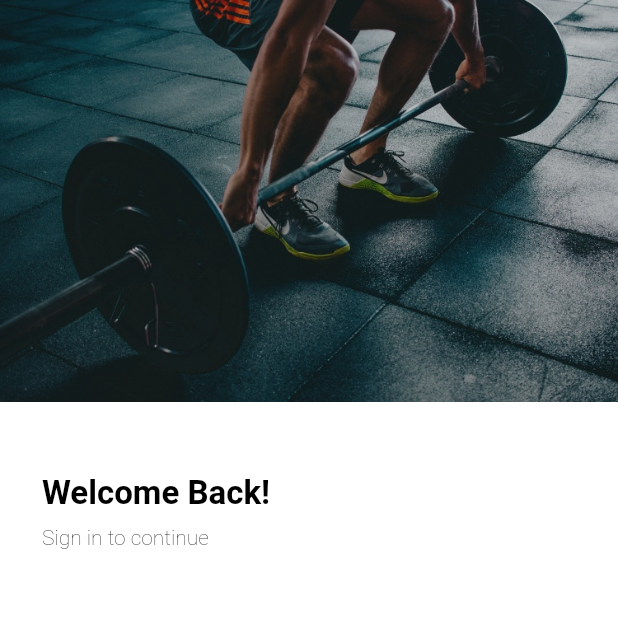
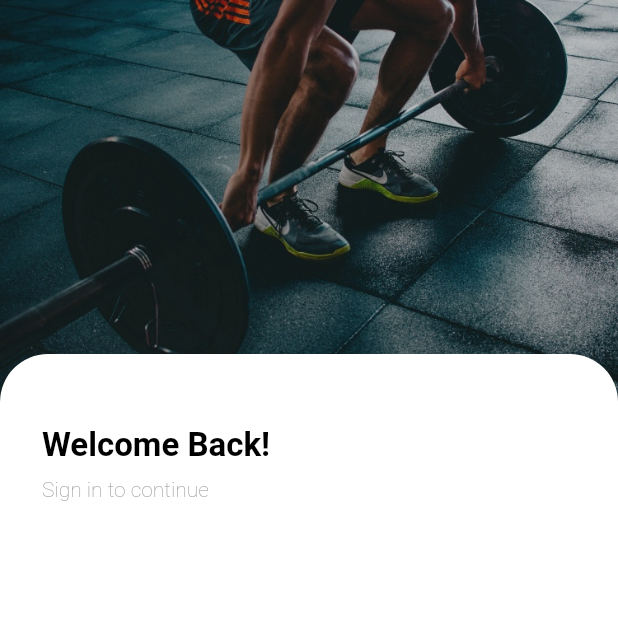
Before and after one commit to clowninside/SavageUI, a Flutter app: the screen it shows after launch, on a phone screen of 412 x 824 dp, the top half of it. Run offline on Flutter 3.47's test engine with Material 2 defaults, Android fonts, the phone set to English and light mode, and no system bars.

Commit message:
Update top_bar.dart

```diff
--- a/lib/widgets/top_bar.dart
+++ b/lib/widgets/top_bar.dart
@@ -5,7 +5,7 @@ class TopBar extends StatelessWidget {
 
   @override
   Widget build(BuildContext context) {
-    return Column(
+    return Stack(
       children: [
         Container(
           width: double.infinity,
@@ -20,8 +20,10 @@ class TopBar extends StatelessWidget {
         ),
         Container(
           width: double.infinity,
+          margin: const EdgeInsets.only(top: 236),
           decoration: BoxDecoration(
-            borderRadius: BorderRadius.circular(15),
+            borderRadius: BorderRadius.circular(32),
+            color: Colors.white,
           ),
           child: Container(
             margin: const EdgeInsets.only(left: 28, top: 48),
@@ -33,20 +35,22 @@ class TopBar extends StatelessWidget {
                   style: TextStyle(
                       color: Colors.black,
                       fontSize: 22,
-                      fontWeight: FontWeight.bold
-                  ),
+                      fontWeight: FontWeight.bold),
                 ),
                 SizedBox(
                   height: 8,
                 ),
                 Text(
                   'Sign in to continue',
-                  style: TextStyle(color: Colors.black, fontSize: 14, fontWeight: FontWeight.w100),
-                )
+                  style: TextStyle(
+                      color: Colors.grey,
+                      fontSize: 14,
+                      fontWeight: FontWeight.w100),
+                ),
               ],
             ),
           ),
-        )
+        ),
       ],
     );
   }
```
